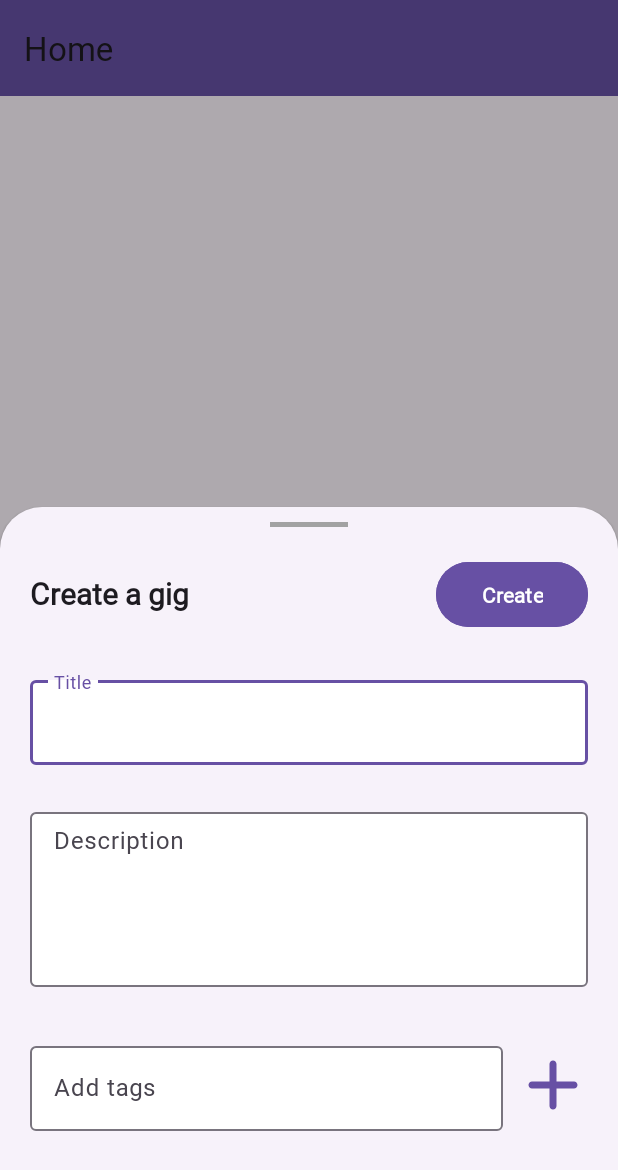
After one commit to brukted/leet-grind-hackaton, an Android app: the fragment GigBottomSheet placed in its activity, on a phone screen of 412 x 824 dp. The commit adds this screen. Shown: the top 1170 px of the screen. Run offline under Robolectric (Android 15) with nearby library versions, the phone set to English and light mode, and no system bars; our stand-ins replace Dagger/Hilt's generated code, navigation-ui; network calls fail.

Commit message:
integrate create gig

```diff
--- a/android/ProjectFinder/app/src/main/java/com/leetgrind/projectfinder/data/remote/api/GigService.kt
+++ b/android/ProjectFinder/app/src/main/java/com/leetgrind/projectfinder/data/remote/api/GigService.kt
@@ -15,13 +15,11 @@ interface GigService {
     suspend fun createGig(
         @Path("ideaId") ideaId: String,
         @Body form: CreateGigForm
-    ): Response<JSendResponse<Void>>
+    ): Response<JSendResponse<GigResponse>>
 
     @GET("ideas/{ideaId}/gigs")
     suspend fun getGigsByIdea(
         @Path("ideaId") ideaId: String
     ): Response<JSendResponse<List<GigResponse>>>
 
-
-
 }
--- a/android/ProjectFinder/app/src/main/java/com/leetgrind/projectfinder/ui/detail/GigsViewModel.kt
+++ b/android/ProjectFinder/app/src/main/java/com/leetgrind/projectfinder/ui/detail/GigsViewModel.kt
@@ -4,6 +4,7 @@ import androidx.lifecycle.LiveData
 import androidx.lifecycle.ViewModel
 import androidx.lifecycle.asLiveData
 import com.leetgrind.projectfinder.common.Resource
+import com.leetgrind.projectfinder.data.model.request.CreateGigForm
 import com.leetgrind.projectfinder.data.model.response.ApplicationResponse
 import com.leetgrind.projectfinder.data.model.response.GigResponse
 import com.leetgrind.projectfinder.data.repository.ApplicationRepository
@@ -23,4 +24,7 @@ class GigsViewModel @Inject constructor(
     fun getApplicationsByGig(gigId: String): LiveData<Resource<List<ApplicationResponse>>> =
         applicationRepository.getApplicationsByGig(gigId).asLiveData()
 
+    fun createGig(ideaId: String, form: CreateGigForm): LiveData<Resource<GigResponse>> =
+        gigRepository.createGig(ideaId, form).asLiveData()
+
 }
--- a/android/ProjectFinder/app/src/main/java/com/leetgrind/projectfinder/ui/detail/IdeaDetailFragment.kt
+++ b/android/ProjectFinder/app/src/main/java/com/leetgrind/projectfinder/ui/detail/IdeaDetailFragment.kt
@@ -36,6 +36,14 @@ class IdeaDetailFragment : Fragment(), GigsAdapter.GigListener {
             gigsRecyclerView.adapter = adapter
             swipeRefresh.setOnRefreshListener {
                 getGigs(navArgs.idea)
+            }
+            if (navArgs.isIdeaOwner) {
+                addGigButton.show()
+                addGigButton.setOnClickListener {
+                    openCreateGigBottomSheet()
+                }
+            } else {
+                addGigButton.gone()
             }
         }
 
@@ -86,6 +94,12 @@ class IdeaDetailFragment : Fragment(), GigsAdapter.GigListener {
         }
     }
 
+    private fun openCreateGigBottomSheet() {
+        findNavController().navigate(
+            IdeaDetailFragmentDirections.actionIdeaDetailToCreateGigBottomSheet(navArgs.idea)
+        )
+    }
+
     override fun onDestroyView() {
         super.onDestroyView()
         _binding = null
--- /dev/null
+++ b/android/ProjectFinder/app/src/main/java/com/leetgrind/projectfinder/ui/detail/create/GigBottomSheet.kt
@@ -0,0 +1,85 @@
+package com.leetgrind.projectfinder.ui.detail.create
+
+import android.os.Bundle
+import android.util.Log
+import android.view.LayoutInflater
+import android.view.View
+import android.view.ViewGroup
+import android.widget.Toast
+import androidx.fragment.app.viewModels
+import androidx.navigation.fragment.navArgs
+import com.google.android.material.bottomsheet.BottomSheetDialogFragment
+import com.google.android.material.chip.Chip
+import com.leetgrind.projectfinder.common.Resource
+import com.leetgrind.projectfinder.data.model.request.CreateGigForm
+import com.leetgrind.projectfinder.databinding.BottomSheetCreateGigBinding
+import com.leetgrind.projectfinder.ui.detail.GigsViewModel
+import com.leetgrind.projectfinder.ui.detail.IdeaDetailFragmentArgs
+import com.leetgrind.projectfinder.utils.addChip
+import com.leetgrind.projectfinder.utils.gone
+import com.leetgrind.projectfinder.utils.hideAndDisable
+import com.leetgrind.projectfinder.utils.show
+import dagger.hilt.android.AndroidEntryPoint
+
+@AndroidEntryPoint
+class GigBottomSheet : BottomSheetDialogFragment() {
+    private var _binding: BottomSheetCreateGigBinding? = null
+    private val binding get() = _binding!!
+    private val gigsViewModel by viewModels<GigsViewModel>()
+    private val navArgs: GigBottomSheetArgs by navArgs()
+
+    override fun onCreateView(
+        inflater: LayoutInflater,
+        container: ViewGroup?,
+        savedInstanceState: Bundle?
+    ): View {
+        _binding = BottomSheetCreateGigBinding.inflate(inflater, container, false)
+
+        binding.apply {
+            addTagButton.setOnClickListener {
+                val text = binding.tagsInputInner.text
+                if (text?.isNotEmpty() == true) {
+                    binding.chipGroup.addChip(requireContext(), text.toString(), true)
+                    binding.tagsInputInner.text?.clear()
+                }
+            }
+
+            createGigButton.setOnClickListener {
+                val tags = mutableListOf<String>()
+                for (i in 0 until chipGroup.childCount) {
+                    val chip = chipGroup.getChildAt(i) as Chip
+                    tags.add(chip.text.toString())
+                }
+                val form = CreateGigForm(
+                    title = binding.titleInputInner.text.toString(),
+                    description = binding.descriptionInputInner.text.toString(),
+                    tags = tags
+                )
+                createGig(form)
+            }
+        }
+
+        return binding.root
+    }
+
+    private fun createGig(form: CreateGigForm) {
+        gigsViewModel.createGig(navArgs.idea.id, form).observe(viewLifecycleOwner) {
+            when (it) {
+                is Resource.Success -> {
+                    binding.progressBar.gone()
+                    Toast.makeText(requireContext(), "Gig successfully created!", Toast.LENGTH_SHORT).show()
+                    dismiss()
+                }
+                is Resource.Error -> {
+                    binding.progressBar.gone()
+                    Toast.makeText(requireContext(), it.message, Toast.LENGTH_SHORT).show()
+                    dismiss()
+                }
+                is Resource.Loading -> {
+                    binding.progressBar.show()
+                    binding.createGigButton.hideAndDisable()
+                }
+            }
+        }
+    }
+}
--- a/android/ProjectFinder/app/src/main/java/com/leetgrind/projectfinder/utils/UiUtils.kt
+++ b/android/ProjectFinder/app/src/main/java/com/leetgrind/projectfinder/utils/UiUtils.kt
@@ -29,7 +29,7 @@ fun View.showAndEnable() {
     isEnabled = true
 }
 
-fun ChipGroup.addChip(context: Context, label: String) {
+fun ChipGroup.addChip(context: Context, label: String, closable: Boolean = false) {
     Chip(context).apply {
         id = View.generateViewId()
         text = label
@@ -37,6 +37,10 @@ fun ChipGroup.addChip(context: Context, label: String) {
         isCheckable = false
         isCheckedIconVisible = false
         isFocusable = false
+        if (closable) {
+            isCloseIconVisible = true
+            setOnCloseIconClickListener { removeView(this) }
+        }
         addView(this)
     }
 }
--- /dev/null
+++ b/android/ProjectFinder/app/src/main/res/drawable/ic_add.xml
@@ -0,0 +1,5 @@
+<vector android:height="24dp" android:tint="#000000"
+    android:viewportHeight="24" android:viewportWidth="24"
+    android:width="24dp" xmlns:android="http://schemas.android.com/apk/res/android">
+    <path android:fillColor="@android:color/white" android:pathData="M18,13h-5v5c0,0.55 -0.45,1 -1,1s-1,-0.45 -1,-1v-5H6c-0.55,0 -1,-0.45 -1,-1s0.45,-1 1,-1h5V6c0,-0.55 0.45,-1 1,-1s1,0.45 1,1v5h5c0.55,0 1,0.45 1,1s-0.45,1 -1,1z"/>
+</vector>
--- /dev/null
+++ b/android/ProjectFinder/app/src/main/res/layout/bottom_sheet_create_gig.xml
@@ -0,0 +1,162 @@
+<?xml version="1.0" encoding="utf-8"?>
+<androidx.constraintlayout.widget.ConstraintLayout xmlns:android="http://schemas.android.com/apk/res/android"
+    xmlns:app="http://schemas.android.com/apk/res-auto"
+    android:id="@+id/bottomsheet_layout"
+    android:layout_width="match_parent"
+    android:layout_height="wrap_content"
+    android:elevation="10dp"
+    android:paddingBottom="70dp">
+
+    <View
+        android:layout_width="match_parent"
+        android:layout_height="3dp"
+        android:layout_marginHorizontal="180dp"
+        android:layout_marginTop="10dp"
+        android:background="@color/grey"
+        app:layout_constraintStart_toStartOf="parent"
+        app:layout_constraintTop_toTopOf="parent" />
+
+    <TextView
+        android:id="@+id/create_gig_label"
+        android:layout_width="wrap_content"
+        android:layout_height="52dp"
+        android:layout_marginStart="20dp"
+        android:layout_marginTop="32dp"
+        android:gravity="center_vertical"
+        android:text="@string/create_a_gig"
+        android:textAppearance="@style/TextAppearance.AppCompat.Body1"
+        android:textSize="20sp"
+        android:textStyle="bold"
+        app:layout_constraintStart_toStartOf="parent"
+        app:layout_constraintTop_toTopOf="parent" />
+
+    <Button
+        android:id="@+id/create_gig_button"
+        android:layout_width="wrap_content"
+        android:layout_height="wrap_content"
+        android:layout_marginEnd="20dp"
+        android:paddingHorizontal="30dp"
+        android:paddingVertical="12dp"
+        android:text="@string/create"
+        android:textAllCaps="false"
+        android:textColor="?attr/colorOnPrimary"
+        android:backgroundTint="?attr/colorPrimary"
+        android:textSize="14sp"
+        android:textStyle="bold"
+        app:layout_constraintBottom_toBottomOf="@+id/create_gig_label"
+        app:layout_constraintEnd_toEndOf="parent"
+        app:layout_constraintTop_toTopOf="@id/create_gig_label" />
+
+    <ProgressBar
+        android:id="@+id/progress_bar"
+        style="?android:attr/progressBarStyle"
+        android:layout_width="wrap_content"
+        android:layout_height="wrap_content"
+        android:layout_marginTop="86dp"
+        android:visibility="gone"
+        app:layout_constraintBottom_toBottomOf="@id/create_gig_button"
+        app:layout_constraintEnd_toEndOf="@id/create_gig_button"
+        app:layout_constraintStart_toStartOf="@id/create_gig_button"
+        app:layout_constraintTop_toBottomOf="@id/create_gig_button" />
+
+    <com.google.android.material.textfield.TextInputLayout
+        android:id="@+id/title_input"
+        app:boxBackgroundColor="?attr/colorOnPrimary"
+        android:layout_width="0dp"
+        android:layout_height="wrap_content"
+        android:layout_marginHorizontal="20dp"
+        android:layout_marginTop="26dp"
+        android:hint="Title"
+        app:layout_constraintEnd_toEndOf="parent"
+        app:layout_constraintStart_toStartOf="parent"
+        app:layout_constraintTop_toBottomOf="@+id/create_gig_button">
+
+        <com.google.android.material.textfield.TextInputEditText
+            android:id="@+id/title_input_inner"
+            android:layout_width="match_parent"
+            android:layout_height="match_parent"
+            android:inputType="text" />
+
+    </com.google.android.material.textfield.TextInputLayout>
+
+    <com.google.android.material.textfield.TextInputLayout
+        android:id="@+id/description_input"
+        app:boxBackgroundColor="?attr/colorOnPrimary"
+        android:layout_width="0dp"
+        android:layout_height="wrap_content"
+        android:layout_marginHorizontal="20dp"
+        android:layout_marginTop="26dp"
+        android:hint="Description"
+        app:layout_constraintEnd_toEndOf="parent"
+        app:layout_constraintStart_toStartOf="parent"
+        app:layout_constraintTop_toBottomOf="@+id/title_input">
+
+        <com.google.android.material.textfield.TextInputEditText
+            android:id="@+id/description_input_inner"
+            android:layout_width="match_parent"
+            android:layout_height="match_parent"
+            android:padding="10dp"
+            android:lines="5"
+            android:minLines="5"
+            android:overScrollMode="always"
+            android:scrollbarStyle="insideInset"
+            android:gravity="top|left"
+            android:scrollbars="vertical" />
+
+    </com.google.android.material.textfield.TextInputLayout>
+
+    <com.google.android.material.chip.ChipGroup
+        android:id="@+id/chip_group"
+        android:layout_width="match_parent"
+        android:layout_height="wrap_content"
+        android:layout_marginStart="20dp"
+        android:layout_marginTop="20dp"
+        android:layout_marginEnd="20dp"
+        app:layout_constraintEnd_toEndOf="parent"
+        app:layout_constraintStart_toStartOf="parent"
+        app:layout_constraintTop_toBottomOf="@+id/description_input" />
+
+    <androidx.constraintlayout.widget.ConstraintLayout
+        android:layout_width="match_parent"
+        android:layout_height="wrap_content"
+        android:layout_marginTop="14dp"
+        app:layout_constraintEnd_toEndOf="parent"
+        app:layout_constraintStart_toStartOf="parent"
+        app:layout_constraintTop_toBottomOf="@+id/chip_group">
+
+        <com.google.android.material.textfield.TextInputLayout
+            android:id="@+id/tags_input"
+            app:boxBackgroundColor="?attr/colorOnPrimary"
+            android:layout_width="0dp"
+            android:layout_height="wrap_content"
+            android:layout_marginStart="20dp"
+            android:layout_marginEnd="5dp"
+            android:hint="Add tags"
+            app:layout_constraintStart_toStartOf="parent"
+            app:layout_constraintEnd_toStartOf="@id/add_tag_button"
+            app:layout_constraintBottom_toBottomOf="parent"
+            app:layout_constraintTop_toTopOf="parent">
+
+            <com.google.android.material.textfield.TextInputEditText
+                android:id="@+id/tags_input_inner"
+                android:layout_width="match_parent"
+                android:layout_height="match_parent"
+                android:inputType="text" />
+
+        </com.google.android.material.textfield.TextInputLayout>
+
+        <ImageView
+            android:id="@+id/add_tag_button"
+            android:importantForAccessibility="no"
+            android:layout_width="56dp"
+            android:layout_height="56dp"
+            android:layout_marginEnd="15dp"
+            android:src="@drawable/ic_add"
+            app:tint="?attr/colorPrimary"
+            app:layout_constraintBottom_toBottomOf="@+id/tags_input"
+            app:layout_constraintEnd_toEndOf="parent"
+            app:layout_constraintTop_toTopOf="@id/tags_input" />
+
+    </androidx.constraintlayout.widget.ConstraintLayout>
+
+</androidx.constraintlayout.widget.ConstraintLayout>
--- a/android/ProjectFinder/app/src/main/res/layout/fragment_idea_detail.xml
+++ b/android/ProjectFinder/app/src/main/res/layout/fragment_idea_detail.xml
@@ -69,6 +69,18 @@
                 android:layout_marginTop="8dp"
                 android:text="@string/view_on_github"
                 app:layout_constraintTop_toBottomOf="@id/ideaTags"
+                app:layout_constraintStart_toStartOf="@id/ideaTags" />
+
+            <ImageView
+                android:id="@+id/add_gig_button"
+                android:importantForAccessibility="no"
+                android:layout_width="42dp"
+                android:layout_height="42dp"
+                android:layout_marginEnd="15dp"
+                android:src="@drawable/ic_add"
+                app:tint="?attr/colorPrimary"
+                app:layout_constraintTop_toTopOf="@id/githubLink"
+                app:layout_constraintBottom_toBottomOf="@id/githubLink"
                 app:layout_constraintEnd_toEndOf="@id/ideaTags" />
 
             <androidx.recyclerview.widget.RecyclerView
--- a/android/ProjectFinder/app/src/main/res/navigation/main_navigation_graph.xml
+++ b/android/ProjectFinder/app/src/main/res/navigation/main_navigation_graph.xml
@@ -71,6 +71,9 @@
         <action
             android:id="@+id/action_ideaDetail_to_applicantsFragment"
             app:destination="@id/applicantsFragment" />
+        <action
+            android:id="@+id/action_ideaDetail_to_createGigBottomSheet"
+            app:destination="@id/createGigBottomSheet" />
     </fragment>
     <fragment
         android:id="@+id/applicantsFragment"
@@ -81,4 +84,14 @@
             app:argType="com.leetgrind.projectfinder.data.model.response.GigResponse" />
     </fragment>
 
+    <dialog
+        android:id="@+id/createGigBottomSheet"
+        android:name="com.leetgrind.projectfinder.ui.detail.create.GigBottomSheet"
+        android:label="LocationPickerBottomSheet"
+        tools:layout="@layout/bottom_sheet_create_gig">
+        <argument
+            android:name="idea"
+            app:argType="com.leetgrind.projectfinder.domain.model.Idea" />
+    </dialog>
+
 </navigation>
--- a/android/ProjectFinder/app/src/main/res/values/colors.xml
+++ b/android/ProjectFinder/app/src/main/res/values/colors.xml
@@ -2,4 +2,5 @@
 <resources>
     <color name="black">#FF000000</color>
     <color name="white">#FFFFFFFF</color>
+    <color name="grey">#a2a2a2</color>
 </resources>
--- a/android/ProjectFinder/app/src/main/res/values/strings.xml
+++ b/android/ProjectFinder/app/src/main/res/values/strings.xml
@@ -22,4 +22,6 @@
     <string name="email">Email</string>
     <string name="telegram">Telegram</string>
     <string name="no_applicants_yet">No applicants yet</string>
+    <string name="create">Create</string>
+    <string name="create_a_gig">Create a gig</string>
 </resources>
```
